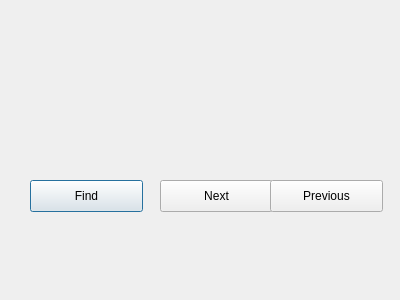
Above: qceplib-base/qcepfinddialog.ui from guyjennings/qceplib before the change. Below: the same form after it.
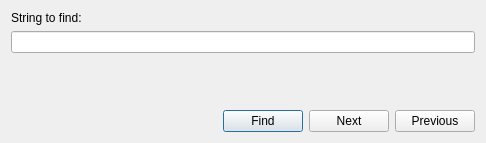
That is the form after the change.

```diff
--- a/qceplib-base/qcepfinddialog.ui
+++ b/qceplib-base/qcepfinddialog.ui
@@ -6,52 +6,76 @@
    <rect>
     <x>0</x>
     <y>0</y>
-    <width>400</width>
-    <height>300</height>
+    <width>486</width>
+    <height>143</height>
    </rect>
   </property>
   <property name="windowTitle">
    <string>Dialog</string>
   </property>
+  <layout class="QGridLayout" name="gridLayout">
+   <item row="0" column="0">
+    <widget class="QLabel" name="label">
+     <property name="text">
+      <string>String to find:</string>
+     </property>
+    </widget>
+   </item>
+   <item row="1" column="0">
+    <widget class="QLineEdit" name="m_FindString"/>
+   </item>
+   <item row="2" column="0">
+    <spacer name="verticalSpacer">
+     <property name="orientation">
+      <enum>Qt::Vertical</enum>
+     </property>
+     <property name="sizeHint" stdset="0">
+      <size>
+       <width>438</width>
+       <height>29</height>
+      </size>
+     </property>
+    </spacer>
+   </item>
+   <item row="3" column="0">
+    <layout class="QHBoxLayout" name="horizontalLayout">
+     <item>
+      <spacer name="horizontalSpacer">
+       <property name="orientation">
+        <enum>Qt::Horizontal</enum>
+       </property>
+       <property name="sizeHint" stdset="0">
+        <size>
+         <width>138</width>
+         <height>20</height>
+        </size>
+       </property>
+      </spacer>
+     </item>
+     <item>
   <widget class="QPushButton" name="m_FindButton">
-   <property name="geometry">
-    <rect>
-     <x>30</x>
-     <y>180</y>
-     <width>113</width>
-     <height>32</height>
-    </rect>
-   </property>
    <property name="text">
     <string>Find</string>
    </property>
   </widget>
+     </item>
+     <item>
   <widget class="QPushButton" name="m_FindNextButton">
-   <property name="geometry">
-    <rect>
-     <x>160</x>
-     <y>180</y>
-     <width>113</width>
-     <height>32</height>
-    </rect>
-   </property>
    <property name="text">
     <string>Next</string>
    </property>
   </widget>
+     </item>
+     <item>
   <widget class="QPushButton" name="m_FindPreviousButton">
-   <property name="geometry">
-    <rect>
-     <x>270</x>
-     <y>180</y>
-     <width>113</width>
-     <height>32</height>
-    </rect>
-   </property>
    <property name="text">
     <string>Previous</string>
    </property>
   </widget>
+     </item>
+    </layout>
+   </item>
+  </layout>
  </widget>
  <resources/>
  <connections/>
```
Lines whose indentation alone changed are shown as unchanged.
